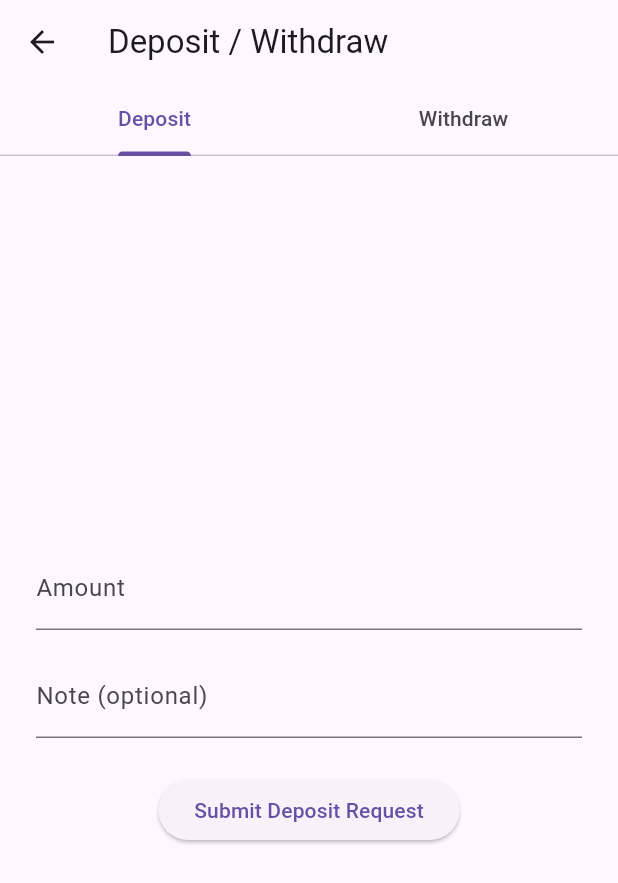
After one commit to Abdelrahmanfou2sh/task, a Flutter app: the DepositWithdrawPage screen opened directly, after a tap on "Submit Deposit Request", on a phone screen of 412 x 824 dp. The commit adds this screen. Shown: the top 883 px of the screen. Run offline on Flutter 3.47's test engine with Material 3 defaults, Android fonts, the phone set to English and light mode, and no system bars; our stand-ins replace cloud_firestore, firebase_auth, firebase_core, flutter_bloc, flutter_screenutil, get_it and 2 more; missing offline and left inert: mobile_scanner; accounts and stored records are empty; statements that could not run were skipped.

```diff
--- /dev/null
+++ b/lib/features/customer/presentation/pages/deposit_withdraw_page.dart
@@ -0,0 +1,119 @@
+import 'package:flutter/material.dart';
+import 'package:cloud_firestore/cloud_firestore.dart';
+import 'package:get_it/get_it.dart';
+import 'package:flutter_bloc/flutter_bloc.dart';
+import '../../auth/presentation/cubit/auth_cubit.dart';
+
+class DepositWithdrawPage extends StatefulWidget {
+  const DepositWithdrawPage({Key? key}) : super(key: key);
+
+  @override
+  State<DepositWithdrawPage> createState() => _DepositWithdrawPageState();
+}
+
+class _DepositWithdrawPageState extends State<DepositWithdrawPage> with SingleTickerProviderStateMixin {
+  late TabController _tabController;
+  final _depositAmountController = TextEditingController();
+  final _depositNoteController = TextEditingController();
+  final _withdrawAmountController = TextEditingController();
+  final _withdrawNoteController = TextEditingController();
+
+  @override
+  void initState() {
+    super.initState();
+    _tabController = TabController(length: 2, vsync: this);
+  }
+
+  Future<void> _submitRequest(String type) async {
+    final authState = context.read<AuthCubit>().state;
+    if (authState is! AuthAuthenticated) return;
+    final userId = authState.user.id;
+    final amount = type == 'deposit'
+        ? double.tryParse(_depositAmountController.text.trim())
+        : double.tryParse(_withdrawAmountController.text.trim());
+    final note = type == 'deposit'
+        ? _depositNoteController.text.trim()
+        : _withdrawNoteController.text.trim();
+    if (amount == null || amount <= 0) return;
+    final firestore = GetIt.I<FirebaseFirestore>();
+    await firestore.collection('requests').add({
+      'type': type,
+      'userId': userId,
+      'amount': amount,
+      'note': note,
+      'timestamp': DateTime.now(),
+    });
+    showDialog(
+      context: context,
+      builder: (_) => AlertDialog(
+        title: const Text('Request Submitted'),
+        content: Text('Your $type request has been submitted.'),
+        actions: [
+          TextButton(
+            onPressed: () => Navigator.of(context).pop(),
+            child: const Text('OK'),
+          ),
+        ],
+      ),
+    );
+    if (type == 'deposit') {
+      _depositAmountController.clear();
+      _depositNoteController.clear();
+    } else {
+      _withdrawAmountController.clear();
+      _withdrawNoteController.clear();
+    }
+  }
+
+  @override
+  Widget build(BuildContext context) {
+    return Scaffold(
+      appBar: AppBar(
+        title: const Text('Deposit / Withdraw'),
+        bottom: TabBar(
+          controller: _tabController,
+          tabs: const [
+            Tab(text: 'Deposit'),
+            Tab(text: 'Withdraw'),
+          ],
+        ),
+      ),
+      body: TabBarView(
+        controller: _tabController,
+        children: [
+          _buildForm('deposit'),
+          _buildForm('withdraw'),
+        ],
+      ),
+    );
+  }
+
+  Widget _buildForm(String type) {
+    final isDeposit = type == 'deposit';
+    final amountController = isDeposit ? _depositAmountController : _withdrawAmountController;
+    final noteController = isDeposit ? _depositNoteController : _withdrawNoteController;
+    return Padding(
+      padding: const EdgeInsets.all(24.0),
+      child: Column(
+        mainAxisAlignment: MainAxisAlignment.center,
+        children: [
+          TextFormField(
+            controller: amountController,
+            decoration: const InputDecoration(labelText: 'Amount'),
+            keyboardType: TextInputType.numberWithOptions(decimal: true),
+          ),
+          const SizedBox(height: 16),
+          TextFormField(
+            controller: noteController,
+            decoration: const InputDecoration(labelText: 'Note (optional)'),
+          ),
+          const SizedBox(height: 24),
+          ElevatedButton(
+            onPressed: () => _submitRequest(type),
+            child: Text(isDeposit ? 'Submit Deposit Request' : 'Submit Withdraw Request'),
+          ),
+        ],
+      ),
+    );
+  }
+}
--- a/pubspec.yaml
+++ b/pubspec.yaml
@@ -15,6 +15,7 @@ dependencies:
   flutter_bloc: ^9.1.1
   go_router: ^16.0.0
   flutter_screenutil: ^5.9.3
+  mobile_scanner: ^7.0.1
 
 dev_dependencies:
   flutter_test:
```
Also changed, not shown: lib/features/customer/presentation/pages/customer_dashboard_page.dart (+20 -0 lines), lib/features/customer/presentation/pages/qr_scanner_page.dart (added, +30 -0 lines), lib/features/customer/presentation/pages/receive_qr_page.dart (added, +34 -0 lines), lib/features/customer/presentation/pages/send_money_page.dart (+16 -0 lines), pubspec.lock, 1 other file.
